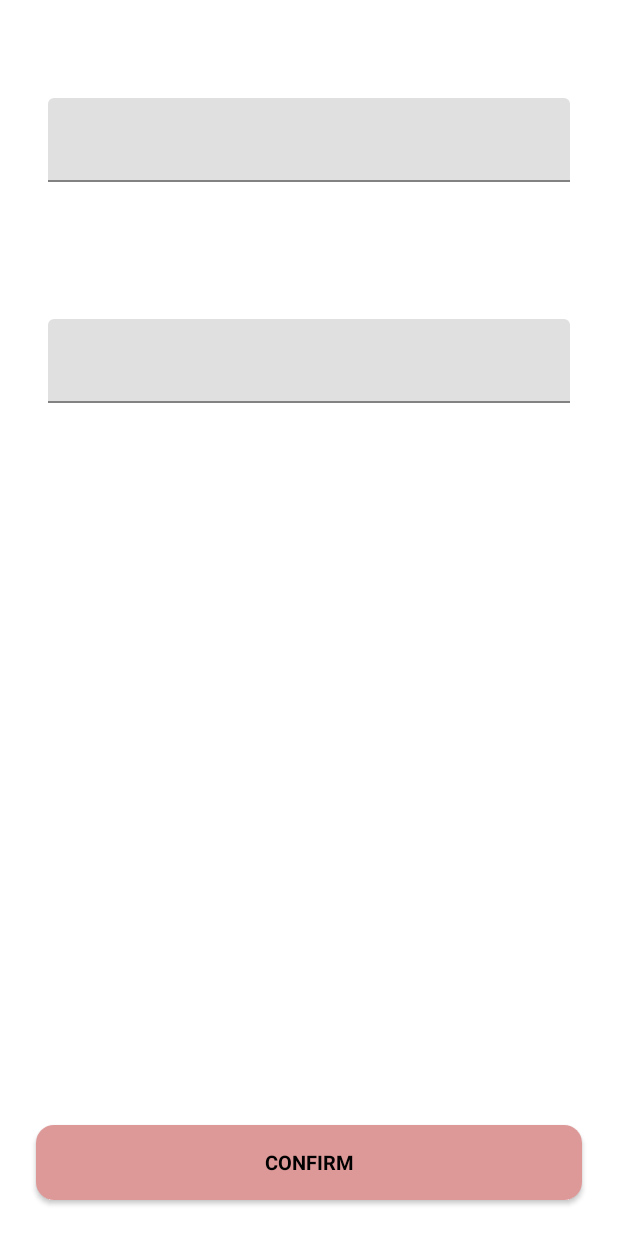
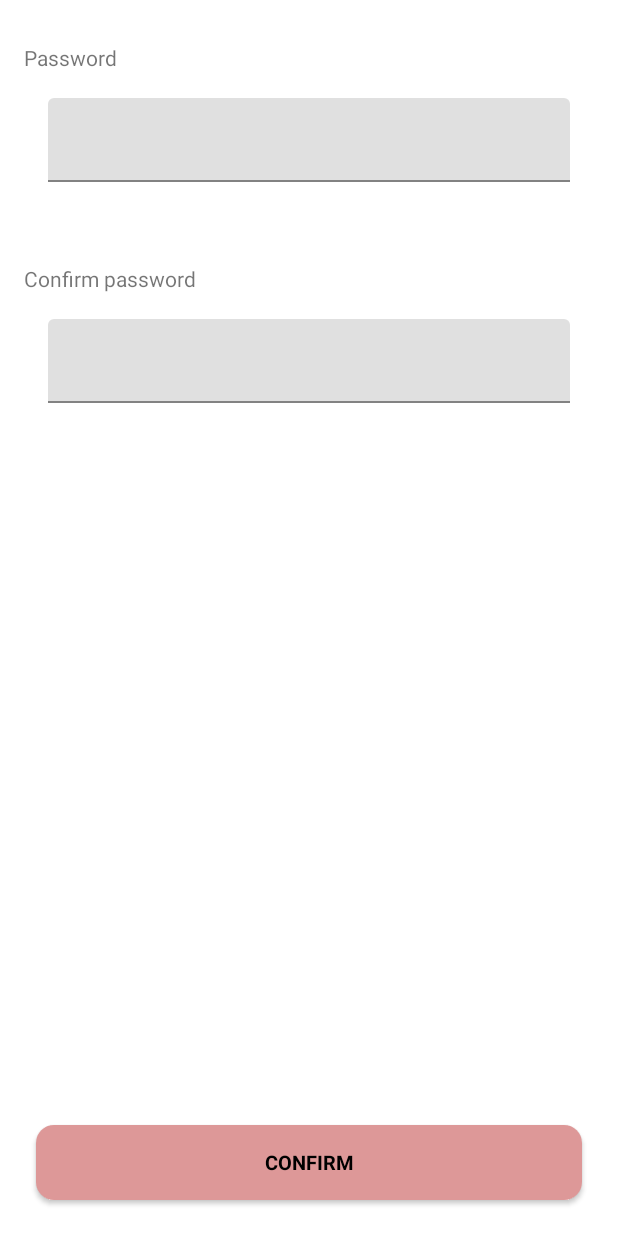
Before and after one commit to ksr-dev/onboarding-mvvm-template, an Android app: the PasswordFragment screen opened through its navigation route, on a phone screen of 412 x 824 dp. Run offline under Robolectric (Android 15) with nearby library versions, the phone set to English and light mode, and no system bars; our stand-ins replace Dagger/Hilt's generated code; 1 statement that could not run was skipped.

Commit message:
Improve styling - in progress

```diff
--- a/app/src/main/res/layout/fragment_password.xml
+++ b/app/src/main/res/layout/fragment_password.xml
@@ -5,6 +5,13 @@
     android:layout_width="match_parent"
     android:layout_height="match_parent"
     tools:context=".ui.onboarding.OnboardingPageFragment">
+
+    <androidx.appcompat.widget.AppCompatTextView
+        android:layout_width="wrap_content"
+        android:layout_height="wrap_content"
+        android:text="@string/title_password"
+        app:layout_constraintBottom_toTopOf="@id/input_layout_password"
+        app:layout_constraintStart_toStartOf="@id/input_layout_password" />
 
     <com.google.android.material.textfield.TextInputLayout
         android:id="@+id/input_layout_password"
@@ -25,10 +32,19 @@
             android:layout_height="wrap_content"
             android:autofillHints="emailAddress"
             android:imeOptions="actionNext"
-            android:inputType="text|textEmailAddress"
+            android:inputType="textPassword"
+            android:nextFocusForward="@id/edit_text_password_confirm"
             android:lines="1" />
 
     </com.google.android.material.textfield.TextInputLayout>
+
+    <androidx.appcompat.widget.AppCompatTextView
+        android:layout_width="wrap_content"
+        android:layout_height="wrap_content"
+        android:text="@string/title_confirm_password"
+        app:layout_constraintBottom_toTopOf="@id/input_layout_password_confirm"
+        app:layout_constraintStart_toStartOf="@id/input_layout_password_confirm" />
+
 
     <com.google.android.material.textfield.TextInputLayout
         android:id="@+id/input_layout_password_confirm"
@@ -48,8 +64,8 @@
             android:layout_width="match_parent"
             android:layout_height="wrap_content"
             android:autofillHints="emailAddress"
-            android:imeOptions="actionNext"
-            android:inputType="text|textEmailAddress"
+            android:imeOptions="actionDone"
+            android:inputType="textPassword"
             android:lines="1" />
 
     </com.google.android.material.textfield.TextInputLayout>
--- a/app/src/main/res/values/dimens.xml
+++ b/app/src/main/res/values/dimens.xml
@@ -1,6 +1,7 @@
 <?xml version="1.0" encoding="utf-8"?>
 <resources>
 
+    <dimen name="size_neg_10">-10dp</dimen>
     <dimen name="size_neg_200">-200dp</dimen>
 
     <dimen name="text_13">13dp</dimen>
--- a/app/src/main/res/values/strings.xml
+++ b/app/src/main/res/values/strings.xml
@@ -19,8 +19,8 @@
     <string name="hello_blank_fragment">Hello blank fragment</string>
     <string name="password_confirm">Confirm</string>
     <string name="log_in_confirm">Confirm</string>
-    <string name="sign_in_google">Sign in using Google</string>
-    <string name="sign_in">Sign in\n</string>
+    <string name="sign_in_google">Sign in with Google</string>
+    <string name="sign_in">Sign in</string>
     <string name="sign_up">Sign up</string>
     <string name="user_not_found">User not found</string>
     <string name="user_error">User error</string>
@@ -28,5 +28,8 @@
     <string name="sign_in_google_null">Result is null</string>
     <string name="sign_in_google_cancelled">Sign in cancelled</string>
     <string name="sign_in_google_failed">Google sign in failed</string>
+    <string name="title_email">Email</string>
+    <string name="title_password">Password</string>
+    <string name="title_confirm_password">Confirm password</string>
 
 </resources>
--- a/app/src/main/res/values/styles.xml
+++ b/app/src/main/res/values/styles.xml
@@ -28,8 +28,14 @@
     </style>
 
     <style name="Button.Navigation" parent="Button">
+        <item name="android:gravity">center</item>
         <item name="android:textColor">@color/black</item>
         <item name="android:textSize">@dimen/text_13</item>
+    </style>
+
+    <style name="Button.Google" parent="Button">
+        <item name="android:backgroundTint">@color/white</item>
+        <item name="android:gravity">center</item>
     </style>
 
     <style name="Dots">
```
Also changed, not shown: app/src/main/res/layout/fragment_pre_sign_in.xml (+6 -4 lines), app/src/main/res/layout/fragment_sign_in.xml (+17 -2 lines), app/src/main/res/layout/fragment_user_creation.xml (+8 -1 lines).
